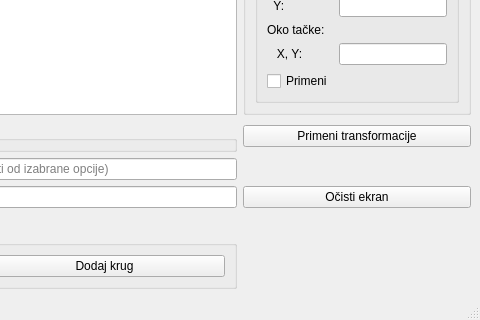
Old version of the form App/mainwindow.ui in the repository MATF-RS20/RS016-geopaint; both pictures show x 530 to 1010 and y 428 to 748 of the 1010 by 748 pixel window.
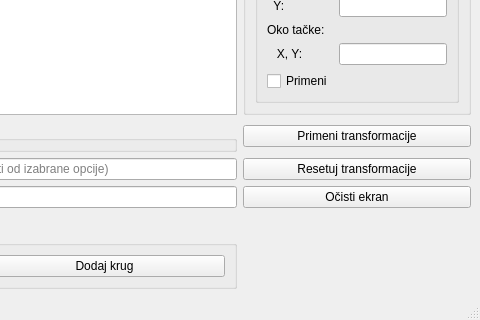
New version of the form. Custom widgets are drawn as their Qt base class.

Diff of the .ui file:
```diff
--- a/App/mainwindow.ui
+++ b/App/mainwindow.ui
@@ -300,6 +300,13 @@
       <item row="0" column="0">
        <widget class="geom_graphics_view" name="graphicsView"/>
       </item>
+      <item row="2" column="1" colspan="2">
+       <widget class="QPushButton" name="pushButton">
+        <property name="text">
+         <string>Resetuj transformacije</string>
+        </property>
+       </widget>
+      </item>
      </layout>
     </item>
    </layout>
```
